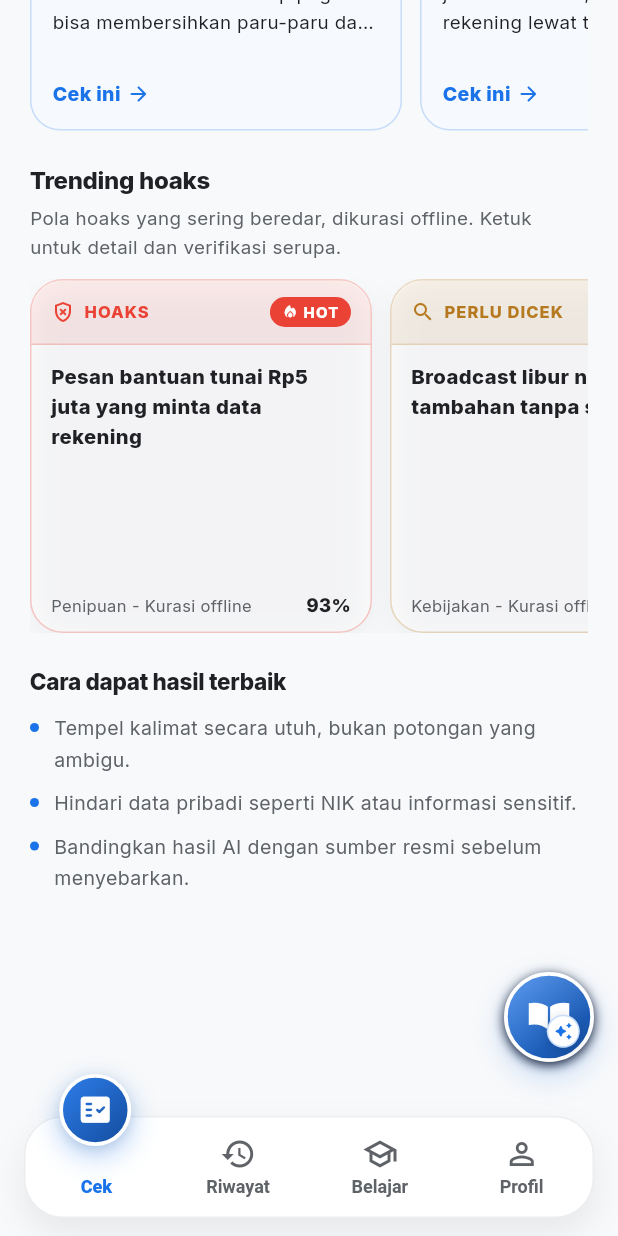
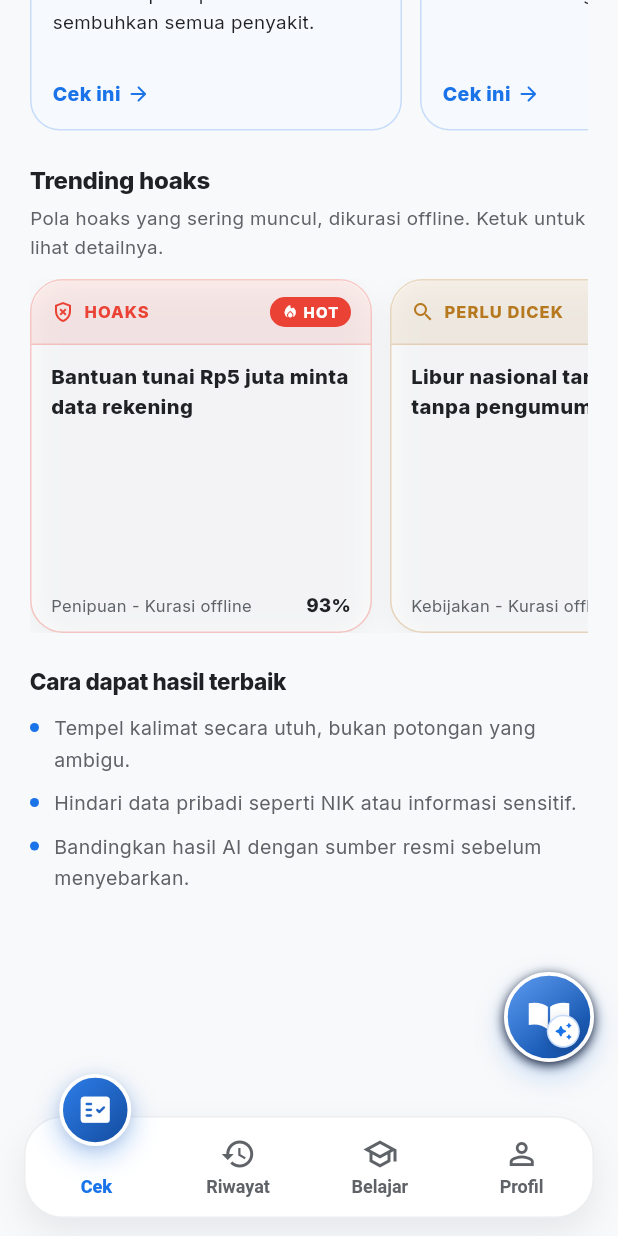
Before and after one commit to andrest1101/literasi-ai, a Flutter app: the HomeScreen screen opened by its route, scrolled down 833 dp, on a phone screen of 412 x 824 dp. Run offline on Flutter 3.47's test engine with Material 3 defaults, Android fonts, the phone set to English and light mode, and no system bars; our stand-ins replace cloud_firestore, firebase_auth, firebase_core, flutter_riverpod, flutter_secure_storage, google_generative_ai and 5 more; accounts and stored records are empty.

Commit message:
fix(content): sederhanakan bahasa contoh dan trending hoaks

```diff
--- a/lib/core/constants/app_strings.dart
+++ b/lib/core/constants/app_strings.dart
@@ -167,26 +167,26 @@ abstract final class AppStrings {
   static const String quickCheckTileImageSubtitle = 'Screenshot maks 5 MB';
   static const String quickCheckExampleTitle = 'Coba contoh sekali ketuk';
   static const String quickCheckExampleSubtitle =
-      'Contoh pesan yang sering beredar di WhatsApp. Ketuk untuk langsung mengisi sesi pemeriksaan.';
+      'Contoh pesan yang sering beredar. Ketuk untuk langsung mengisinya di sesi cek.';
   static const String quickCheckExampleCta = 'Cek ini';
   static const String quickCheckExampleTag1 = 'Kesehatan';
   static const String quickCheckExample1 =
-      'Diteruskan berkali-kali: minum rebusan daun kelor setiap pagi bisa membersihkan paru-paru dan menyembuhkan semua penyakit.';
+      'Minum rebusan daun kelor bisa bersihkan paru-paru dan sembuhkan semua penyakit.';
   static const String quickCheckExampleTag2 = 'Bansos';
   static const String quickCheckExample2 =
-      'Pesan berantai: bantuan tunai Rp5 juta cair hari ini, cukup isi data rekening lewat tautan berikut.';
+      'Bantuan tunai Rp5 juta cair hari ini. Isi data rekening lewat link ini.';
   static const String quickCheckExampleTag3 = 'Kebijakan';
   static const String quickCheckExample3 =
-      'Broadcast grup: pemerintah menambah libur nasional minggu ini, tapi tidak ada surat resminya.';
+      'Pemerintah menambah libur nasional minggu ini, tapi belum ada surat resminya.';
   static const String quickCheckExampleTag4 = 'Bencana';
   static const String quickCheckExample4 =
-      'Pesan darurat: gempa besar diprediksi terjadi besok di kota tertentu, sebarkan sebelum terlambat.';
+      'Gempa besar diramalkan terjadi besok. Sebarkan sebelum terlambat.';
   static const String quickCheckExampleTag5 = 'Loker';
   static const String quickCheckExample5 =
-      'Tawaran kerja: gaji besar tanpa seleksi, cukup bayar biaya pendaftaran di awal via chat pribadi.';
+      'Gaji besar tanpa seleksi. Bayar dulu biaya pendaftaran lewat chat.';
   static const String trendingTitle = 'Trending hoaks';
   static const String trendingSubtitle =
-      'Pola hoaks yang sering beredar, dikurasi offline. Ketuk untuk detail dan verifikasi serupa.';
+      'Pola hoaks yang sering muncul, dikurasi offline. Ketuk untuk lihat detailnya.';
   static const String trendingHot = 'HOT';
   static const String trendingOfflineBadge = 'Kurasi offline';
   static const String trendingReference = 'Rujukan';
--- a/lib/features/trending/data/datasources/trending_local_datasource.dart
+++ b/lib/features/trending/data/datasources/trending_local_datasource.dart
@@ -7,19 +7,19 @@ import '../../domain/entities/trending_item.dart';
 /// tanggal cek, dan rujukan verifikasi. Tanpa login, tanpa API key, tanpa
 /// Firebase: guest offline tetap melihat feed penuh.
 class TrendingLocalDatasource {
-  /// Paket konten offline v1.1, dikurasi Oktober 2026.
+  /// Paket konten offline v1.2, dikurasi Oktober 2026.
   /// Bukan feed live: tanggal per item sengaja dilepas agar tidak basi,
   /// penilaian redaksi ditandai jujur di UI sebagai kurasi offline.
-  static const String packVersion = 'v1.1';
+  static const String packVersion = 'v1.2';
   static final DateTime packUpdatedAt = DateTime(2026, 10, 6);
 
   // Non-const karena DateTime bukan constant expression.
   List<TrendingItem> items() => [
     TrendingItem(
       id: 'bantuan-tunai-berantai',
-      title: 'Pesan bantuan tunai Rp5 juta yang minta data rekening',
+      title: 'Bantuan tunai Rp5 juta minta data rekening',
       summary:
-          'Pesan berantai menjanjikan bantuan cair hari ini asal mengisi data rekening lewat tautan. Pola tautan asing, urgensi, dan permintaan data pribadi adalah ciri khas penipuan bansos.',
+          'Pesan ini menjanjikan bantuan yang katanya cair hari ini. Tapi link mencurigakan dan permintaan data rekening adalah ciri penipuan bansos.',
       verdict: Verdict.hoaks,
       confidence: 93,
       category: 'Penipuan',
@@ -30,9 +30,9 @@ class TrendingLocalDatasource {
     ),
     TrendingItem(
       id: 'libur-nasional-tambahan',
-      title: 'Broadcast libur nasional tambahan tanpa surat resmi',
+      title: 'Libur nasional tambahan tanpa pengumuman resmi',
       summary:
-          'Pesan viral menyebut ada libur tambahan tanpa melampirkan keputusan resmi. Hari libur nasional hanya sah bila diumumkan pemerintah melalui keputusan resmi.',
+          'Pesan heboh soal libur tambahan, tapi belum ada surat atau pengumuman resmi. Hari libur tidak muncul hanya karena pesan grup.',
       verdict: Verdict.perluDicek,
       confidence: 71,
       category: 'Kebijakan',
@@ -43,9 +43,9 @@ class TrendingLocalDatasource {
     ),
     TrendingItem(
       id: 'air-rebusan-sembuh-total',
-      title: 'Rebusan daun kelor diklaim bersihkan paru-paru',
+      title: 'Daun kelor diklaim bisa bersihkan paru-paru',
       summary:
-          'Unggahan menyebut rebusan daun kelor bisa membersihkan paru-paru dari racun dan polusi. Belum ada bukti klinis yang mendukung klaim penyembuhan total tersebut.',
+          'Banyak unggahan bilang kelor bisa bersihkan paru-paru. Belum ada penelitian yang membuktikan klaim ini atau soal menyembuhkan semua penyakit.',
       verdict: Verdict.hoaks,
       confidence: 91,
       category: 'Kesehatan',
@@ -56,9 +56,9 @@ class TrendingLocalDatasource {
     ),
     TrendingItem(
       id: 'undian-telepon-seluler',
-      title: 'SMS undian berhadiah yang minta transfer pajak kemenangan',
+      title: 'Undian palsu minta bayar pajak hadiah dulu',
       summary:
-          'SMS dari nomor tak dikenal mengaku pemenang undian, lalu meminta pajak kemenangan ditransfer dulu. Penyelenggara resmi tidak memungut biaya lewat nomor pribadi.',
+          'SMS ini minta kamu bayar pajak dulu sebelum hadiahnya cair. Hadiah resmi tidak pernah minta transfer ke nomor pribadi.',
       verdict: Verdict.hoaks,
       confidence: 95,
       category: 'Penipuan',
@@ -69,9 +69,9 @@ class TrendingLocalDatasource {
     ),
     TrendingItem(
       id: 'foto-banjir-daur-ulang',
-      title: 'Foto banjir lama disebar ulang sebagai kejadian kemarin',
+      title: 'Foto banjir lama dipakai untuk cerita banjir baru',
       summary:
-          'Foto yang sama pernah muncul pada peristiwa tahun-tahun sebelumnya, lalu disebar ulang dengan narasi baru. Pencarian gambar terbalik bisa menemukan sumber aslinya.',
+          'Foto lama disebar dengan cerita seolah-olah itu kejadian baru. Coba cari gambarnya; sumber aslinya biasanya langsung muncul.',
       verdict: Verdict.perluDicek,
       confidence: 78,
       category: 'Visual',
@@ -82,9 +82,9 @@ class TrendingLocalDatasource {
     ),
     TrendingItem(
       id: 'vaksin-autisme',
-      title: 'Klaim lama vaksin menyebabkan autisme pada anak',
+      title: 'Klaim vaksin sebabkan autisme masih beredar',
       summary:
-          'Klaim ini sudah dibantah banyak studi besar dan konsensus medis dunia. Bila ragu soal jadwal imunisasi, konsultasikan langsung ke dokter anak atau puskesmas.',
+          'Klaim ini sudah dibantah banyak penelitian besar dan dokter anak. Kalau ragu soal jadwal imunisasi, tanya puskesmas atau dokter yang merawat.',
       verdict: Verdict.hoaks,
       confidence: 94,
       category: 'Kesehatan',
@@ -95,9 +95,9 @@ class TrendingLocalDatasource {
     ),
     TrendingItem(
       id: 'lowongan-kerja-palsu',
-      title: 'Lowongan gaji besar tanpa seleksi yang minta biaya di awal',
+      title: 'Loker gaji besar minta biaya daftar dulu',
       summary:
-          'Tawaran kerja instan meminta biaya pendaftaran atau data KTP di awal percakapan. Rekrutmen resmi selalu lewat kanal perusahaan dan tidak memungut biaya pendaftaran.',
+          'Lowongan ini minta biaya pendaftaran atau data KTP di awal. Perusahaan resmi tidak memungut biaya pendaftaran.',
       verdict: Verdict.perluDicek,
       confidence: 74,
       category: 'Penipuan',
```
Also changed, not shown: 3 other files.
